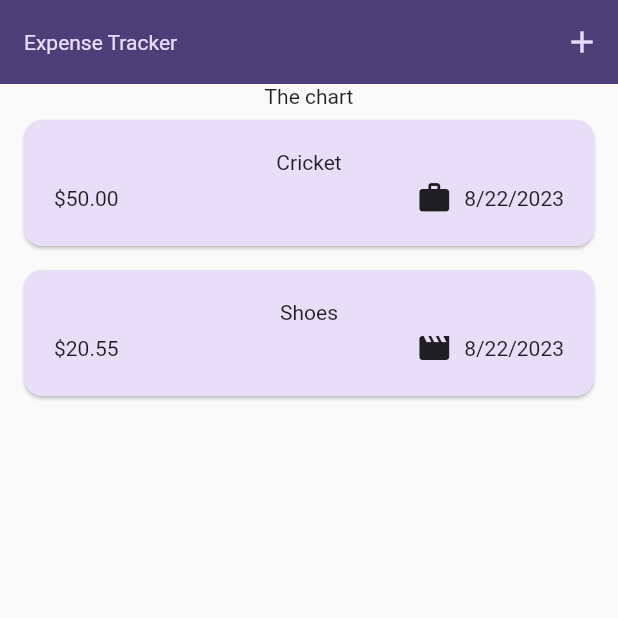
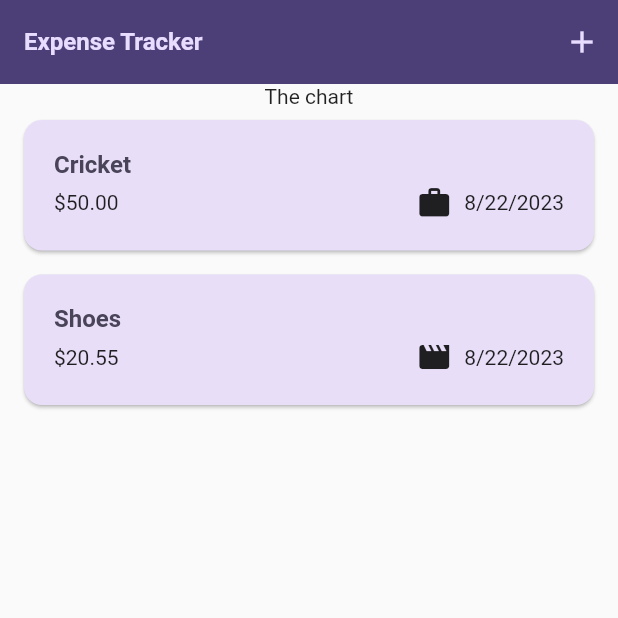
Before and after one commit to sidh18/expenses, a Flutter app: the screen it shows after launch, on a phone screen of 412 x 824 dp, the top half of it. Run offline on Flutter 3.47's test engine with Material 2 defaults, Android fonts, the phone set to English and light mode, and no system bars.

Commit message:
using theme data

```diff
--- a/lib/main.dart
+++ b/lib/main.dart
@@ -26,9 +26,9 @@ void main() {
         ),
         textTheme: ThemeData().textTheme.copyWith(
               titleLarge: TextStyle(
-                fontWeight: FontWeight.normal,
+                fontWeight: FontWeight.bold,
                 color: kColorScheme.onSecondaryContainer,
-                fontSize: 14,
+                fontSize: 16,
               ),
             ),
       ),
--- a/lib/widgets/expenses_list/expenses_item.dart
+++ b/lib/widgets/expenses_list/expenses_item.dart
@@ -13,8 +13,9 @@ class ExpenseItem extends StatelessWidget {
       child: Padding(
         padding: const EdgeInsets.symmetric(horizontal: 20, vertical: 20),
         child: Column(
+          crossAxisAlignment: CrossAxisAlignment.start,
           children: [
-            Text(expense.title),
+            Text(expense.title,style:Theme.of(context).textTheme.titleLarge,),
             const SizedBox(
               height: 4,
             ),
--- a/lib/widgets/expenses_list/expesnses_list.dart
+++ b/lib/widgets/expenses_list/expesnses_list.dart
@@ -18,6 +18,8 @@ class Expenseslist extends StatelessWidget {
       itemCount: expenses.length,
       itemBuilder: (ctx, index) => Dismissible(
         key: ValueKey(expenses[index]),
+        background: Container(color: Theme.of(context).colorScheme.error.withOpacity(0.8),
+        margin:const EdgeInsets.symmetric(horizontal: 16)),
         onDismissed:(direction){
           onremoveexpense(expenses[index]);
         },
```
